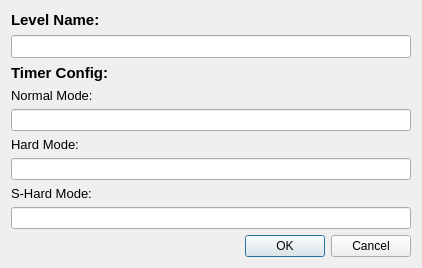
Qt form Dialog/LevelConfigDialog.ui (wario-land/WL4Editor) before a commit.
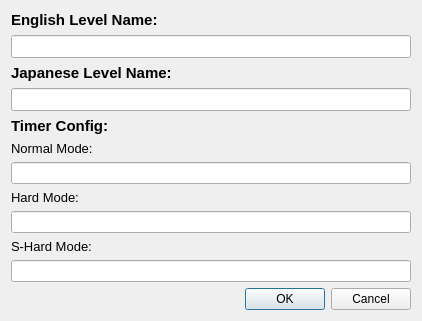
The same form after that commit.

Patch:
```diff
--- a/Dialog/LevelConfigDialog.ui
+++ b/Dialog/LevelConfigDialog.ui
@@ -7,7 +7,7 @@
     <x>0</x>
     <y>0</y>
     <width>422</width>
-    <height>246</height>
+    <height>293</height>
    </rect>
   </property>
   <property name="windowTitle">
@@ -29,7 +29,7 @@
         </font>
        </property>
        <property name="text">
-        <string>Level Name: </string>
+        <string>English Level Name: </string>
        </property>
       </widget>
      </item>
@@ -45,6 +45,32 @@
        </property>
       </widget>
      </item>
+     <item>
+      <widget class="QLabel" name="label_6">
+       <property name="font">
+        <font>
+         <pointsize>11</pointsize>
+         <weight>75</weight>
+         <bold>true</bold>
+        </font>
+       </property>
+       <property name="text">
+        <string>Japanese Level Name:</string>
+       </property>
+      </widget>
+     </item>
+     <item>
+      <widget class="QLineEdit" name="LevelNameJ_TextBox">
+       <property name="font">
+        <font>
+         <pointsize>10</pointsize>
+        </font>
+       </property>
+       <property name="maxLength">
+        <number>26</number>
+       </property>
+      </widget>
+     </item>
      <item>
       <widget class="QLabel" name="label_2">
        <property name="font">
```
